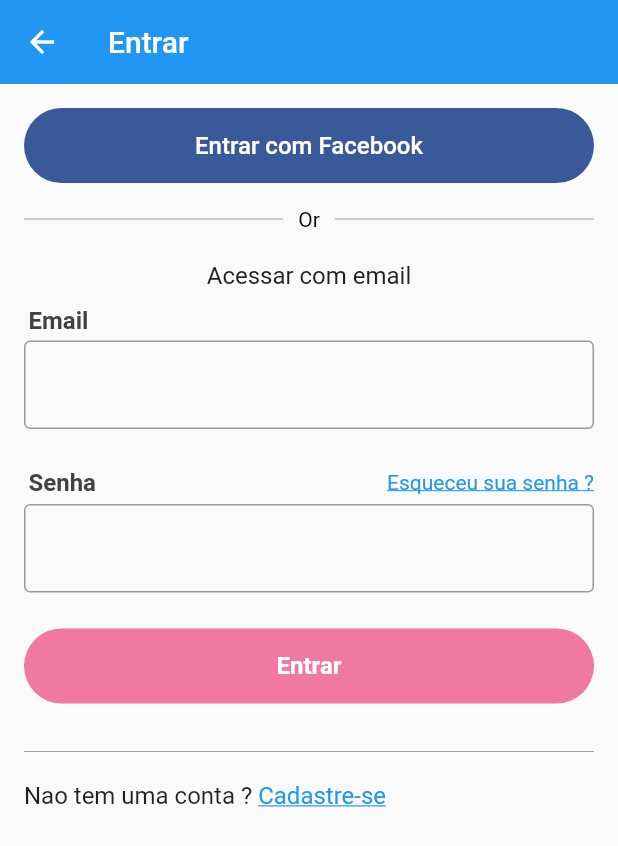
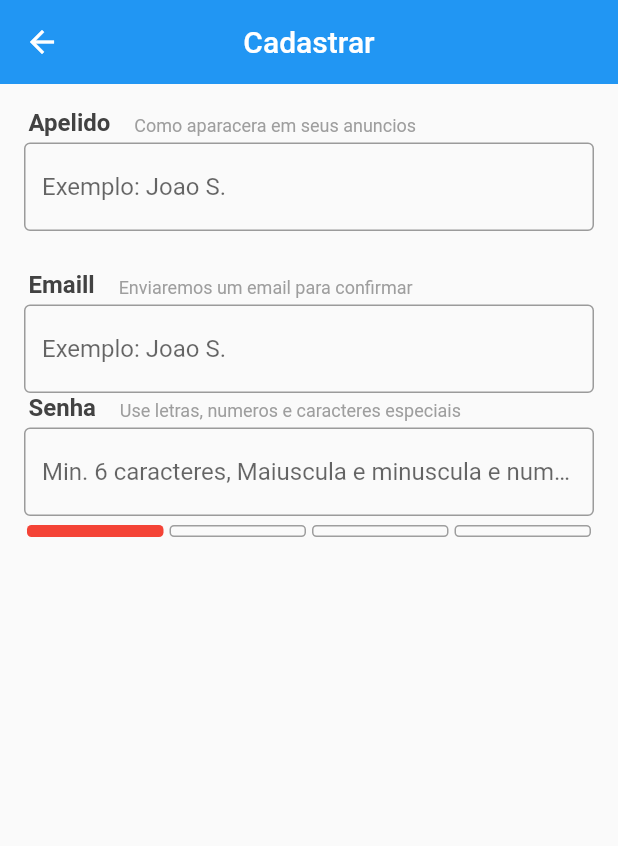
Before and after one commit to souzaleandror/xlo, a Flutter app: the LoginScreen screen opened directly, after a tap on "Cadastre-se", on a phone screen of 412 x 824 dp. Shown: the top 846 px of the screen. Run offline on Flutter 3.47's test engine with Material 2 defaults, Android fonts, the phone set to English and light mode, and no system bars; our stand-ins replace brasil_fields, dio, rxdart.

Commit message:
Update 60%

```diff
--- a/lib/common/custom_drawer/widgets/custom_header.dart
+++ b/lib/common/custom_drawer/widgets/custom_header.dart
@@ -8,7 +8,6 @@ class CustomHeader extends StatelessWidget {
   Widget build(BuildContext context) {
     return GestureDetector(
       onTap: () {
-        Navigator.of(context).pop();
         Navigator.of(context)
             .push(MaterialPageRoute(builder: (context) => LoginScreen()));
       },
--- a/lib/screens/login/login_screen.dart
+++ b/lib/screens/login/login_screen.dart
@@ -5,6 +5,7 @@ import 'package:xlo/blocs/login/login_bloc.dart';
 import 'package:xlo/screens/login/widgets/facebook_button.dart';
 import 'package:xlo/screens/login/widgets/login_button.dart';
 import 'package:xlo/screens/login/widgets/or_divider.dart';
+import 'package:xlo/screens/signup/signup_screen.dart';
 
 class LoginScreen extends StatefulWidget {
   @override
@@ -107,7 +108,8 @@ class _LoginScreenState extends State<LoginScreen> {
               Divider(
                 color: Colors.grey,
               ),
-              Padding(
+              Center(
+                child: Padding(
                   padding: const EdgeInsets.symmetric(vertical: 12),
                   child: Row(
                     children: <Widget>[
@@ -116,7 +118,10 @@ class _LoginScreenState extends State<LoginScreen> {
                         style: TextStyle(fontSize: 16),
                       ),
                       GestureDetector(
-                      onTap: () {},
+                        onTap: () {
+                          Navigator.of(context).push(MaterialPageRoute(
+                              builder: (context) => SignupScreen()));
+                        },
                         child: Text(
                           "Cadastre-se",
                           style: TextStyle(
@@ -128,6 +133,7 @@ class _LoginScreenState extends State<LoginScreen> {
                     ],
                   ),
                 ),
+              ),
             ],
           ),
         ),
--- /dev/null
+++ b/lib/screens/signup/signup_screen.dart
@@ -0,0 +1,73 @@
+import 'package:flutter/material.dart';
+import 'package:xlo/screens/signup/widgets/field_title.dart';
+import 'package:xlo/screens/signup/widgets/password_field.dart';
+
+class SignupScreen extends StatefulWidget {
+  @override
+  _SignupScreenState createState() => _SignupScreenState();
+}
+
+class _SignupScreenState extends State<SignupScreen> {
+  final GlobalKey<FormState> _formKey = GlobalKey<FormState>();
+
+  @override
+  Widget build(BuildContext context) {
+    return Scaffold(
+      appBar: AppBar(
+        elevation: 0,
+        title: Text(
+          "Cadastrar",
+        ),
+        centerTitle: true,
+      ),
+      body: Form(
+        key: _formKey,
+        child: ListView(
+          padding: const EdgeInsets.symmetric(horizontal: 16, vertical: 16),
+          children: <Widget>[
+            const FieldTitle(
+              title: "Apelido",
+              subtitle: "Como aparacera em seus anuncios",
+            ),
+            TextFormField(
+              decoration: const InputDecoration(
+                border: OutlineInputBorder(),
+                hintText: "Exemplo: Joao S.",
+              ),
+              validator: (text) {
+                if (text.length < 6) {
+                  return "Apelido muito curto";
+                }
+                return null;
+              },
+            ),
+            const SizedBox(
+              height: 26,
+            ),
+            const FieldTitle(
+              title: "Emaill",
+              subtitle: "Enviaremos um email para confirmar",
+            ),
+            TextFormField(
+              decoration: const InputDecoration(
+                border: OutlineInputBorder(),
+                hintText: "Exemplo: Joao S.",
+              ),
+              validator: (text) {
+                if (text.length < 6 || !text.contains("@")) {
+                  return "Email invalido";
+                }
+                return null;
+              },
+            ),
+            const FieldTitle(
+              title: "Senha",
+              subtitle: "Use letras, numeros e caracteres especiais",
+            ),
+            PasswordField(),
+          ],
+        ),
+      ),
+    );
+  }
+}
--- /dev/null
+++ b/lib/screens/signup/widgets/field_title.dart
@@ -0,0 +1,34 @@
+import 'package:flutter/material.dart';
+
+class FieldTitle extends StatelessWidget {
+  const FieldTitle({this.title, this.subtitle});
+
+  final String title;
+  final String subtitle;
+
+  @override
+  Widget build(BuildContext context) {
+    return Padding(
+      padding: const EdgeInsets.only(left: 3, bottom: 4),
+      child: Row(
+        crossAxisAlignment: CrossAxisAlignment.end,
+        children: <Widget>[
+          Text(
+            "$title    ",
+            style: TextStyle(
+                color: Colors.grey[800],
+                fontSize: 16,
+                fontWeight: FontWeight.w700),
+          ),
+          Text(
+            "$subtitle",
+            style: TextStyle(
+              color: Colors.grey,
+              fontSize: 12,
+            ),
+          ),
+        ],
+      ),
+    );
+  }
+}
--- /dev/null
+++ b/lib/screens/signup/widgets/password_field.dart
@@ -0,0 +1,89 @@
+import 'package:flutter/material.dart';
+
+class PasswordField extends StatelessWidget {
+  @override
+  Widget build(BuildContext context) {
+    Widget _buildBar(int n, String pass) {
+      final int level = _calcScore(pass);
+
+      return Expanded(
+        child: Container(
+          margin: const EdgeInsets.symmetric(horizontal: 2),
+          decoration: BoxDecoration(
+              borderRadius: const BorderRadius.all(
+                Radius.circular(3),
+              ),
+              border: n > level ? Border.all(color: Colors.grey) : null,
+              color: n <= level ? _getColor(level) : Colors.transparent),
+        ),
+      );
+    }
+
+    return FormField<String>(
+      initialValue: '',
+      builder: (state) {
+        return Column(
+          children: <Widget>[
+            TextField(
+              decoration: const InputDecoration(
+                  border: OutlineInputBorder(),
+                  hintText:
+                      "Min. 6 caracteres, Maiuscula e minuscula e numeros"),
+              obscureText: true,
+//              onChanged: (text) {
+//                state.didChange(text);
+//              },
+              onChanged: state.didChange,
+            ),
+            Container(
+              margin: const EdgeInsets.only(
+                top: 6,
+              ),
+              height: 8,
+              child: Row(
+                children: <Widget>[
+                  _buildBar(0, state.value),
+                  _buildBar(1, state.value),
+                  _buildBar(2, state.value),
+                  _buildBar(3, state.value),
+                ],
+              ),
+            ),
+          ],
+        );
+      },
+    );
+  }
+
+  int _calcScore(String text) {
+    int score = 0;
+    if (text.length > 8) {
+      score += 1;
+    }
+
+    if (text.contains(RegExp(r'[0-9]'))) {
+      score += 1;
+    }
+
+    if (text.contains(RegExp(r'[A-Z]'))) {
+      score += 1;
+    }
+
+    return score;
+  }
+
+  Color _getColor(int level) {
+    switch (level) {
+      case 0:
+        return Colors.red;
+      case 1:
+        return Colors.orange;
+      case 2:
+        return Colors.greenAccent;
+      case 3:
+        return Colors.green;
+      default:
+        return Colors.red;
+    }
+  }
+}
```
Lines whose indentation alone changed are shown as unchanged.
